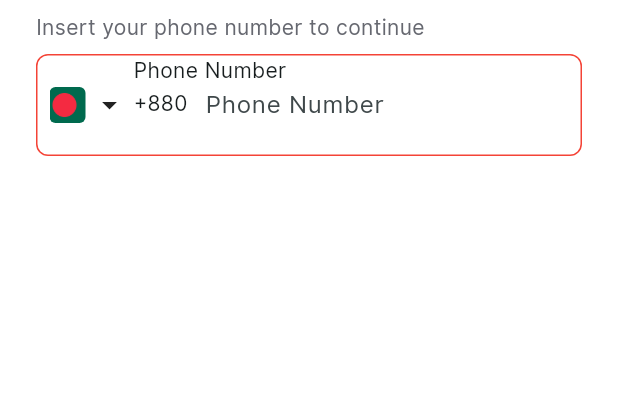
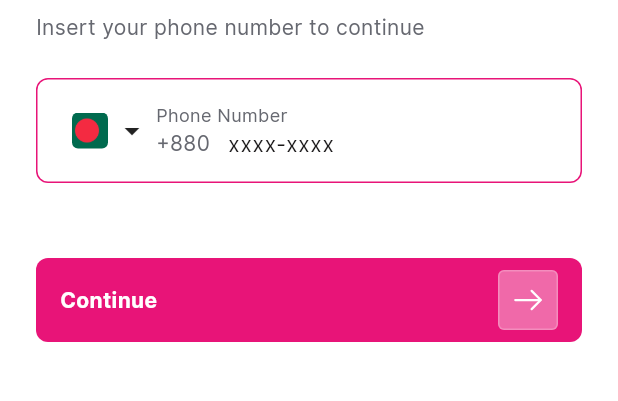
Before and after one commit to azharcse14/travela-flutter-assessment, a Flutter app: the screen it shows after launch, on a phone screen of 412 x 824 dp, the part 441-842 px from its top. Run offline on Flutter 3.47's test engine with Material 3 defaults, Android fonts, the phone set to English and light mode, and no system bars; our stand-ins replace auto_route, bloc, cached_network_image, dartz, dio, equatable and 8 more; generated files the repository leaves out were written again.

Commit message:
fix: fix and update

```diff
--- a/lib/features/auth/screen/login_screen.dart
+++ b/lib/features/auth/screen/login_screen.dart
@@ -1,12 +1,15 @@
 import 'package:auto_route/annotations.dart';
+import 'package:auto_route/auto_route.dart';
 import 'package:flutter/material.dart';
 import 'package:flutter_svg/flutter_svg.dart';
 import 'package:travela_assignment/core/utility/constants/app_spacing.dart';
 import 'package:travela_assignment/core/utility/constants/asset_manger.dart';
 import 'package:travela_assignment/core/utility/constants/color_manager.dart';
 import 'package:travela_assignment/core/utility/constants/style_manager.dart';
+import 'package:travela_assignment/core/utility/snack_bar/feedback_helper.dart';
 import 'package:travela_assignment/core/utility/widgets/con_rich_txt.dart';
 import 'package:travela_assignment/features/auth/widgets/dial_code_picker/custom_phone_field.dart';
+import 'package:travela_assignment/features/auth/widgets/dial_code_picker/phone_number.dart';
 
 @RoutePage()
 class LoginScreen extends StatefulWidget {
@@ -19,7 +22,15 @@ class LoginScreen extends StatefulWidget {
 }
 
 class _LoginScreenState extends State<LoginScreen> {
-  FocusNode focusNode = FocusNode();
+  final FocusNode _focusNode = FocusNode();
+  PhoneNumber? _phoneNumber;
+
+  @override
+  void dispose() {
+    _focusNode.dispose();
+    super.dispose();
+  }
+
   @override
   Widget build(BuildContext context) {
     return Scaffold(
@@ -47,37 +58,89 @@ class _LoginScreenState extends State<LoginScreen> {
                 'Insert your phone number to continue',
                 style: getRegularStyle(color: ColorManager.kTextGrayColor),
               ),
-              AppSpacing.verticalSpacing8,
+              AppSpacing.verticalSpacing24,
               CustomPhoneField(
-                focusNode: focusNode,
-                textAlignVertical: TextAlignVertical.top,
-                cursorColor: Colors.blue,
+                focusNode: _focusNode,
+                textAlignVertical: TextAlignVertical.center,
+                cursorColor: ColorManager.kBaseColor,
                 decoration: InputDecoration(
                   counterText: '',
-                  labelText: 'Phone Number',
-                  // hintText: '182000000',
-                  border: InputBorder.none, // No visible border
+                  // labelText: 'xxxx-xxxx',
+                  // labelStyle: getMediumStyle(),
+                  hintText: 'xxxx-xxxx',
+                  hintStyle: getMediumStyle(),
+                  border: InputBorder.none,
                   focusedBorder: OutlineInputBorder(
-                    borderSide: BorderSide(color: Colors.transparent, width: 0), // No visible border when focused
+                    borderSide: BorderSide(
+                        color: Colors.transparent,
+                        width: 0), // No visible border when focused
                   ),
                   enabledBorder: OutlineInputBorder(
-                    borderSide: BorderSide(color: Colors.transparent, width: 0), // No visible border when enabled
+                    borderSide: BorderSide(
+                        color: Colors.transparent,
+                        width: 0), // No visible border when enabled
                   ),
                   contentPadding: EdgeInsets.only(top: 0),
                   floatingLabelBehavior: FloatingLabelBehavior.never,
                   isDense: true,
                 ),
+                style: getMediumStyle(),
+                dropdownTextStyle: getMediumStyle(color: ColorManager.kTextGrayColor),
                 onChanged: (phone) {
-                  print(phone.completeNumber);
-                },
-                onCountryChanged: (country) {
-                  print('Country changed to: ' + country.name);
+                  _phoneNumber = phone;
                 },
                 onTapOutside: (event) {
                   FocusManager.instance.primaryFocus?.unfocus();
                 },
               ),
+              AppSpacing.verticalSpacing50,
+              InkWell(
+                onTap: (){
+                  print(_phoneNumber);
+                  if(_phoneNumber==null){
+                    FeedBackHelper.showSnackBar(context: context, title: 'Please Enter Your Phone Number', type: FeedbackType.info,);
+                    return;
+                  }
 
+                  if(_phoneNumber!.numberLengthValidation == 'short'){
+                    FeedBackHelper.showSnackBar(context: context, title: 'Please Enter Your Valid Phone Number', type: FeedbackType.info,);
+                    return;
+                  }
+
+                  if(_phoneNumber?.completeNumber!='+8801824752549'){
+                    FeedBackHelper.showSnackBar(context: context, title: 'Please Enter Your Registered Phone Number', type: FeedbackType.error,);
+                    return;
+                  }
+                  FeedBackHelper.showSnackBar(
+                    context: context,
+                    title: 'Login Successfully!',
+                    type: FeedbackType.success,
+                  );
+                  widget.onResult(true);
+
+
+                },
+                child: DecoratedBox(
+                  decoration: BoxDecoration(
+                    color: ColorManager.kBaseColor,
+                    borderRadius: BorderRadius.circular(8.0),
+                  ),
+                  child: Padding(
+                    padding:
+                        EdgeInsets.symmetric(horizontal: 16.0, vertical: 8.0),
+                    child: Row(
+                      mainAxisAlignment: MainAxisAlignment.spaceBetween,
+                      children: [
+                        Text(
+                          'Continue',
+                          style: getSemiBoldStyle(color: ColorManager.colorWhite),
+                        ),
+                        SvgPicture.asset('assets/images/right_arrow.svg')
+                      ],
+                    ),
+                  ),
+                ),
+              )
             ],
           ),
         ),
--- a/lib/features/auth/widgets/dial_code_picker/custom_phone_field.dart
+++ b/lib/features/auth/widgets/dial_code_picker/custom_phone_field.dart
@@ -2,6 +2,9 @@ import 'dart:async';
 import 'package:flutter/foundation.dart' show kIsWeb;
 import 'package:flutter/material.dart';
 import 'package:flutter/services.dart';
+import 'package:travela_assignment/core/utility/constants/app_spacing.dart';
+import 'package:travela_assignment/core/utility/constants/color_manager.dart';
+import 'package:travela_assignment/core/utility/constants/style_manager.dart';
 
 import './countries.dart';
 import './phone_number.dart';
@@ -277,7 +280,8 @@ class CustomPhoneField extends StatefulWidget {
     this.inputFormatters,
     this.enabled = true,
     this.keyboardAppearance,
-    @Deprecated('Use searchFieldInputDecoration of PickerDialogStyle instead') this.searchText = 'Search country',
+    @Deprecated('Use searchFieldInputDecoration of PickerDialogStyle instead')
+    this.searchText = 'Search country',
     this.dropdownIconPosition = IconPosition.leading,
     this.dropdownIcon = const Icon(Icons.arrow_drop_down),
     this.autofocus = false,
@@ -294,7 +298,8 @@ class CustomPhoneField extends StatefulWidget {
     this.showCursor = true,
     this.pickerDialogStyle,
     this.flagsButtonMargin = EdgeInsets.zero,
-    this.magnifierConfiguration, required this.onTapOutside,
+    this.magnifierConfiguration,
+    required this.onTapOutside,
   }) : super(key: key);
 
   @override
@@ -318,20 +323,25 @@ class _CustomPhoneFieldState extends State<CustomPhoneField> {
     if (widget.initialCountryCode == null && number.startsWith('+')) {
       number = number.substring(1);
       // parse initial value
-      _selectedCountry = countries.firstWhere((country) => number.startsWith(country.fullCountryCode),
+      _selectedCountry = countries.firstWhere(
+          (country) => number.startsWith(country.fullCountryCode),
           orElse: () => _countryList.first);
 
       // remove country code from the initial number value
-      number = number.replaceFirst(RegExp("^${_selectedCountry.fullCountryCode}"), "");
+      number = number.replaceFirst(
+          RegExp("^${_selectedCountry.fullCountryCode}"), "");
     } else {
-      _selectedCountry = _countryList.firstWhere((item) => item.code == (widget.initialCountryCode ?? 'BD'),
+      _selectedCountry = _countryList.firstWhere(
+          (item) => item.code == (widget.initialCountryCode ?? 'BD'),
           orElse: () => _countryList.first);
 
       // remove country code from the initial number value
       if (number.startsWith('+')) {
-        number = number.replaceFirst(RegExp("^\\+${_selectedCountry.fullCountryCode}"), "");
+        number = number.replaceFirst(
+            RegExp("^\\+${_selectedCountry.fullCountryCode}"), "");
       } else {
-        number = number.replaceFirst(RegExp("^${_selectedCountry.fullCountryCode}"), "");
+        number = number.replaceFirst(
+            RegExp("^${_selectedCountry.fullCountryCode}"), "");
       }
     }
 
@@ -380,15 +390,16 @@ class _CustomPhoneFieldState extends State<CustomPhoneField> {
 
   @override
   Widget build(BuildContext context) {
-    return Container(
-      height: 68,
+    return DecoratedBox(
       decoration: BoxDecoration(
         borderRadius: BorderRadius.circular(8),
         border: Border.all(
-          color: Colors.red,
+          color: ColorManager.kBaseColor,
           width: 1,
         ),
       ),
+      child: Padding(
+        padding: const EdgeInsets.all(16.0),
         child: Row(
           mainAxisAlignment: MainAxisAlignment.center,
           crossAxisAlignment: CrossAxisAlignment.center,
@@ -398,7 +409,13 @@ class _CustomPhoneFieldState extends State<CustomPhoneField> {
               child: Column(
                 crossAxisAlignment: CrossAxisAlignment.start,
                 children: [
-                Text('Phone Number'),
+                  Text(
+                    'Phone Number',
+                    style: getMediumStyle(
+                      color: ColorManager.kTextGrayColor,
+                      fontSize: 12,
+                    ),
+                  ),
                   Row(
                     children: [
                       FittedBox(
@@ -409,17 +426,20 @@ class _CustomPhoneFieldState extends State<CustomPhoneField> {
                       ),
                       if (widget.enabled &&
                           widget.showDropdownIcon &&
-                        widget.dropdownIconPosition == IconPosition.trailing) ...[
+                          widget.dropdownIconPosition ==
+                              IconPosition.trailing) ...[
                         const SizedBox(width: 4),
                         widget.dropdownIcon,
                       ],
                       const SizedBox(width: 8),
-
                       Expanded(
                         child: TextFormField(
                           key: widget.formFieldKey,
-                        initialValue: (widget.controller == null) ? number : null,
-                        autofillHints: widget.disableAutoFillHints ? null : [AutofillHints.telephoneNumberNational],
+                          initialValue:
+                          (widget.controller == null) ? number : null,
+                          autofillHints: widget.disableAutoFillHints
+                              ? null
+                              : [AutofillHints.telephoneNumberNational],
                           readOnly: widget.readOnly,
                           obscureText: widget.obscureText,
                           textAlign: widget.textAlign,
@@ -434,7 +454,8 @@ class _CustomPhoneFieldState extends State<CustomPhoneField> {
                           showCursor: widget.showCursor,
                           onFieldSubmitted: widget.onSubmitted,
                           onTapOutside: widget.onTapOutside,
-                        magnifierConfiguration: widget.magnifierConfiguration,
+                          magnifierConfiguration:
+                          widget.magnifierConfiguration,
                           decoration: widget.decoration.copyWith(
                             // prefixIcon: _buildFlagsButton(),
                             counterText: !widget.enabled ? '' : null,
@@ -444,7 +465,8 @@ class _CustomPhoneFieldState extends State<CustomPhoneField> {
                             widget.onSaved?.call(
                               PhoneNumber(
                                 countryISOCode: _selectedCountry.code,
-                              countryCode: '+${_selectedCountry.dialCode}${_selectedCountry.regionCode}',
+                                countryCode:
+                                '+${_selectedCountry.dialCode}${_selectedCountry.regionCode}',
                                 number: value!,
                               ),
                             );
@@ -452,12 +474,15 @@ class _CustomPhoneFieldState extends State<CustomPhoneField> {
                           onChanged: (value) async {
                             final phoneNumber = PhoneNumber(
                               countryISOCode: _selectedCountry.code,
-                            countryCode: '+${_selectedCountry.fullCountryCode}',
+                              countryCode:
+                              '+${_selectedCountry.fullCountryCode}',
                               number: value,
                             );
 
-                          if (widget.autovalidateMode != AutovalidateMode.disabled) {
-                            validatorMessage = await widget.validator?.call(phoneNumber);
+                            if (widget.autovalidateMode !=
+                                AutovalidateMode.disabled) {
+                              validatorMessage =
+                              await widget.validator?.call(phoneNumber);
                             }
 
                             widget.onChanged?.call(phoneNumber);
@@ -472,7 +497,9 @@ class _CustomPhoneFieldState extends State<CustomPhoneField> {
                           //
                           //   return validatorMessage;
                           // },
-                        maxLength: widget.disableLengthCheck ? null : _selectedCountry.maxLength,
+                          maxLength: widget.disableLengthCheck
+                              ? null
+                              : _selectedCountry.maxLength,
                           keyboardType: widget.keyboardType,
                           inputFormatters: widget.inputFormatters,
                           enabled: widget.enabled,
@@ -488,6 +515,7 @@ class _CustomPhoneFieldState extends State<CustomPhoneField> {
               ),
             ),
           ],
+        ),
       ),
     );
   }
@@ -509,7 +537,6 @@ class _CustomPhoneFieldState extends State<CustomPhoneField> {
                 const SizedBox(
                   width: 4,
                 ),
-
                 if (widget.showCountryFlag) ...[
                   const SizedBox(width: 4),
                   /* kIsWeb
@@ -518,11 +545,12 @@ class _CustomPhoneFieldState extends State<CustomPhoneField> {
                     width: 24,
                     height: 24,
                     decoration: BoxDecoration(
-                      borderRadius: BorderRadius.circular(4.0),  // Adjust the radius as needed
+                      borderRadius: BorderRadius.circular(4.0),
+                      // Adjust the radius as needed
                       image: DecorationImage(
-                        image: AssetImage('assets/images/flags/${_selectedCountry.code.toLowerCase()}.png'),
+                        image: AssetImage(
+                            'assets/images/flags/${_selectedCountry.code.toLowerCase()}.png'),
                         fit: BoxFit.cover,
-
                       ),
                     ),
                   ),
--- a/lib/main.dart
+++ b/lib/main.dart
@@ -36,6 +36,14 @@ class MyApp extends StatelessWidget {
         title: 'Travela',
         theme: ThemeData(
           fontFamily: 'Inter',
+          textTheme: TextTheme(
+            bodyLarge: TextStyle(fontFamily: 'Inter'),
+            bodyMedium: TextStyle(fontFamily: 'Inter'),
+            displayLarge: TextStyle(fontFamily: 'Inter'),
+            displayMedium: TextStyle(fontFamily: 'Inter'),
+            displaySmall: TextStyle(fontFamily: 'Inter'),
+            // Add more text styles as needed
+          ),
           primaryColor: ColorManager.colorWhite,
           dialogBackgroundColor: ColorManager.colorWhite,
           canvasColor: ColorManager.colorWhite,
--- a/pubspec.yaml
+++ b/pubspec.yaml
@@ -93,3 +93,5 @@ flutter:
     - family: Inter
       fonts:
         - asset: assets/fonts/Inter-Regular.ttf
+        - asset: assets/fonts/Inter-Bold.ttf
+          weight: 700
```
Also changed, not shown: lib/core/utility/snack_bar/custom_snackbar.dart (+25 -0 lines), lib/core/utility/snack_bar/feedback_helper.dart (+10 -0 lines), lib/features/auth/widgets/dial_code_picker/country_picker_dialog.dart (+19 -10 lines), lib/features/auth/widgets/dial_code_picker/phone_number.dart (+12 -0 lines), assets/images/right_arrow.svg (added). Lines whose indentation alone changed are shown as unchanged.
